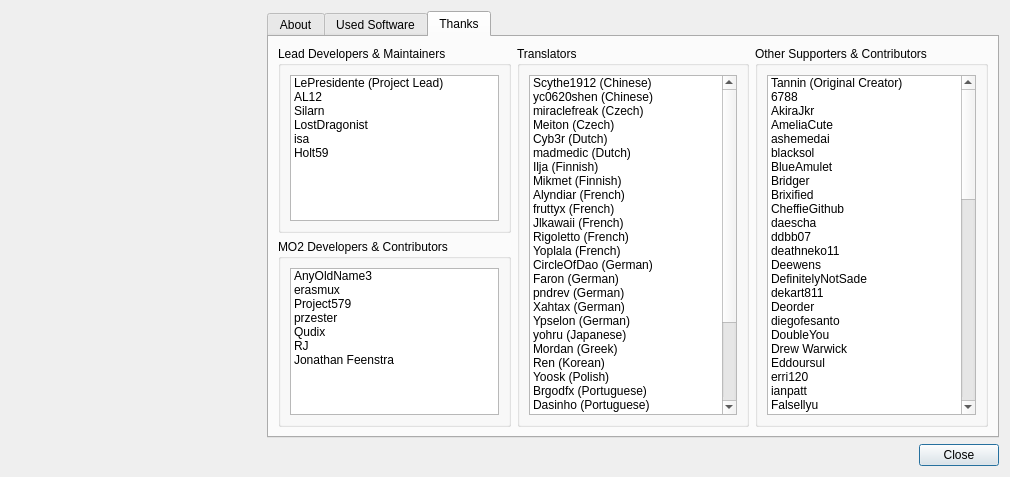
Above: src/aboutdialog.ui from ModOrganizer2/modorganizer before the change. Below: the same form after it.
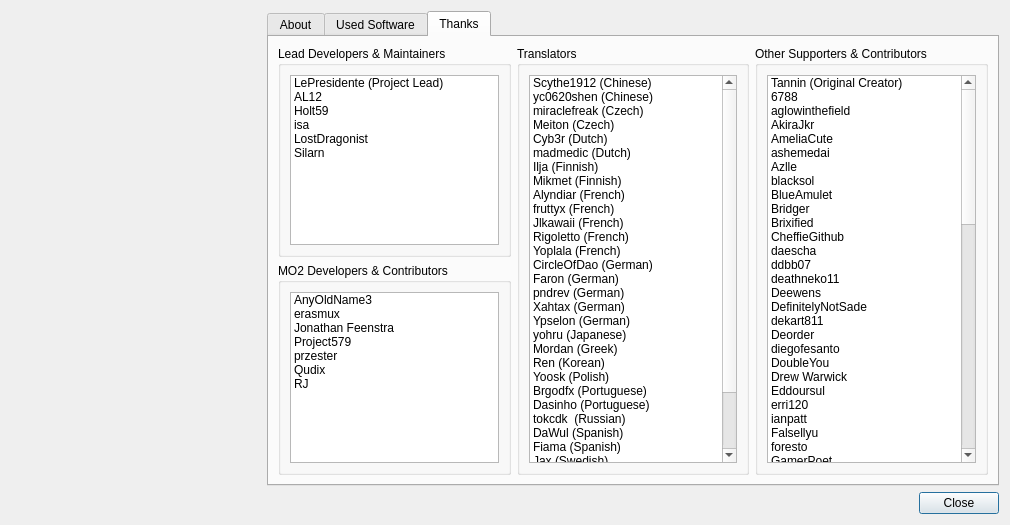
That is the form after the change. The open tabs and pages were chosen to show the change. Icons and pictures are not drawn. Custom widgets are drawn as their Qt base class.

Commit message: Update about dialog (#2400)

The edit to the form file:
```diff
--- a/src/aboutdialog.ui
+++ b/src/aboutdialog.ui
@@ -7,7 +7,7 @@
     <x>0</x>
     <y>0</y>
     <width>1010</width>
-    <height>477</height>
+        <height>525</height>
    </rect>
   </property>
   <property name="windowTitle">
@@ -205,26 +205,26 @@
                 <string notr="true">AL12</string>
                </property>
               </item>
-              <item>
-               <property name="text">
-                <string notr="true">Silarn</string>
-               </property>
-              </item>
-              <item>
-               <property name="text">
-                <string notr="true">LostDragonist</string>
-               </property>
-              </item>
-              <item>
-               <property name="text">
-                <string notr="true">isa</string>
-               </property>
-              </item>
               <item>
                <property name="text">
                 <string notr="true">Holt59</string>
                </property>
               </item>
+                            <item>
+                              <property name="text">
+                                <string notr="true">isa</string>
+                              </property>
+                            </item>
+                            <item>
+                              <property name="text">
+                                <string notr="true">LostDragonist</string>
+                              </property>
+                            </item>
+                            <item>
+                              <property name="text">
+                                <string notr="true">Silarn</string>
+                              </property>
+                            </item>
              </widget>
             </item>
            </layout>
@@ -251,6 +251,11 @@
                 <string notr="true">erasmux</string>
                </property>
               </item>
+                            <item>
+                              <property name="text">
+                                <string notr="true">Jonathan Feenstra</string>
+                              </property>
+                            </item>
               <item>
                <property name="text">
                 <string notr="true">Project579</string>
@@ -271,11 +276,6 @@
                 <string notr="true">RJ</string>
                </property>
               </item>
-              <item>
-               <property name="text">
-                <string notr="true">Jonathan Feenstra</string>
-               </property>
-              </item>
              </widget>
             </item>
            </layout>
@@ -484,6 +484,11 @@
                 <string notr="true">6788</string>
                </property>
               </item>
+                            <item>
+                              <property name="text">
+                                <string notr="true">aglowinthefield</string>
+                              </property>
+                            </item>
               <item>
                <property name="text">
                 <string notr="true">AkiraJkr</string>
@@ -499,6 +504,11 @@
                 <string notr="true">ashemedai</string>
                </property>
               </item>
+                            <item>
+                              <property name="text">
+                                <string notr="true">Azlle</string>
+                              </property>
+                            </item>
               <item>
                <property name="text">
                 <string notr="true">blacksol</string>
@@ -739,6 +749,11 @@
                 <string notr="true">Schilduin</string>
                </property>
               </item>
+                            <item>
+                              <property name="text">
+                                <string notr="true">SimplisticMind</string>
+                              </property>
+                            </item>
               <item>
                <property name="text">
                 <string notr="true">shellbj</string>
@@ -814,6 +829,11 @@
                 <string notr="true">Zash</string>
                </property>
               </item>
+                            <item>
+                              <property name="text">
+                                <string>...and all other contributors!</string>
+                              </property>
+                            </item>
              </widget>
             </item>
            </layout>
```
Left out of the diff: 3 changed lines with no effect on the pictures. Lines whose indentation alone changed are shown as unchanged.
